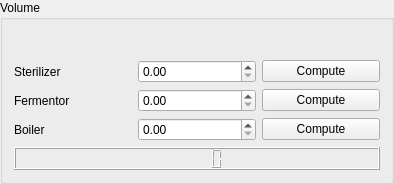
This is src/app/volume.ui in Brasserie-De-Toulbroch/druid as Qt 5 draws it before an edit. The edited form follows.
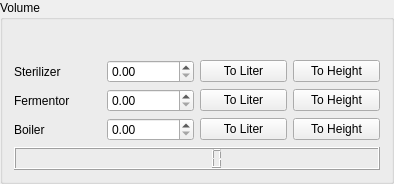
This is the edited form.

Commit message: Add toHeight feature

The edit to the form file:
```diff
--- a/src/app/volume.ui
+++ b/src/app/volume.ui
@@ -7,7 +7,7 @@
     <x>0</x>
     <y>0</y>
     <width>394</width>
-    <height>163</height>
+    <height>182</height>
    </rect>
   </property>
   <property name="windowTitle">
@@ -33,7 +33,7 @@
    <item row="2" column="2">
     <widget class="QPushButton" name="_compute_fermentor">
      <property name="text">
-      <string>Compute</string>
+      <string>To Liter</string>
      </property>
     </widget>
    </item>
@@ -50,7 +50,7 @@
    <item row="3" column="2">
     <widget class="QPushButton" name="_compute_boiler">
      <property name="text">
-      <string>Compute</string>
+      <string>To Liter</string>
      </property>
     </widget>
    </item>
@@ -67,13 +67,34 @@
    <item row="1" column="2">
     <widget class="QPushButton" name="_compute_sterilizer">
      <property name="text">
-      <string>Compute</string>
+      <string>To Liter</string>
      </property>
     </widget>
    </item>
-   <item row="4" column="0" colspan="3">
+   <item row="1" column="3">
+    <widget class="QPushButton" name="_sterilizer_to_height">
+     <property name="text">
+      <string>To Height</string>
+     </property>
+    </widget>
+   </item>
+   <item row="4" column="0" colspan="4">
     <widget class="QLCDNumber" name="_lcd"/>
    </item>
+   <item row="2" column="3">
+    <widget class="QPushButton" name="_fermentor_to_height">
+     <property name="text">
+      <string>To Height</string>
+     </property>
+    </widget>
+   </item>
+   <item row="3" column="3">
+    <widget class="QPushButton" name="_boiler_to_height">
+     <property name="text">
+      <string>To Height</string>
+     </property>
+    </widget>
+   </item>
   </layout>
  </widget>
  <resources/>
```
Left out of the diff: 12 changed lines with no effect on the pictures. The commit also changes 2 other files.
